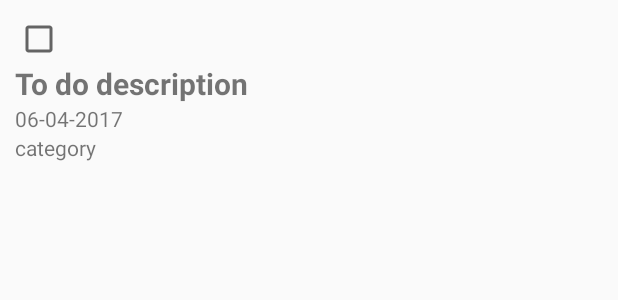
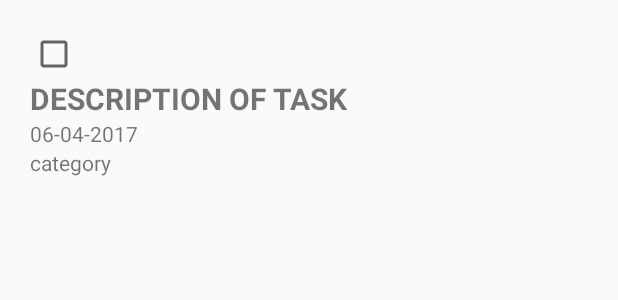
Before and after one commit to juhi16792/CS5440-Todo-list, an Android app: the layout item.xml on its own in the app's theme, with its tools: preview values and no code run, on a phone screen of 412 x 824 dp. Shown: the top 300 px of the screen. Run offline under Robolectric (Android 15) with nearby library versions, the phone set to English and light mode, and no system bars.

Commit message:
updated bug fix

```diff
--- a/app/src/main/res/layout/fragment_to_do_adder.xml
+++ b/app/src/main/res/layout/fragment_to_do_adder.xml
@@ -13,7 +13,7 @@
         android:layout_height="0dip"
         android:layout_weight=".1"
         android:layout_marginBottom="8dp"
-        android:hint="Enter To Do" />
+        android:hint="Enter TASK to do" />
     <!--Adding spinner -->
     <Spinner
         android:id="@+id/categories"
--- a/app/src/main/res/layout/item.xml
+++ b/app/src/main/res/layout/item.xml
@@ -2,7 +2,7 @@
 <LinearLayout xmlns:android="http://schemas.android.com/apk/res/android"
     android:orientation="vertical" android:layout_width="match_parent"
     android:layout_height="wrap_content"
-    android:padding="10dp">
+    android:padding="20dp">
 
     <CheckBox
         android:layout_width="match_parent"
@@ -14,7 +14,7 @@
         android:layout_width="match_parent"
         android:layout_height="wrap_content"
         android:textSize="20dp"
-        android:text="To do description"
+        android:text="DESCRIPTION OF TASK"
         android:textStyle="bold"
         />
 
```
Also changed, not shown: app/src/main/java/com/sargent/mark/todolist/AddToDoFragment.java (+12 -11 lines), app/src/main/java/com/sargent/mark/todolist/MainActivity.java (+26 -39 lines), app/src/main/java/com/sargent/mark/todolist/ToDoListAdapter.java (+6 -7 lines), app/src/main/java/com/sargent/mark/todolist/UpdateToDoFragment.java (+8 -11 lines), 1 other file.
